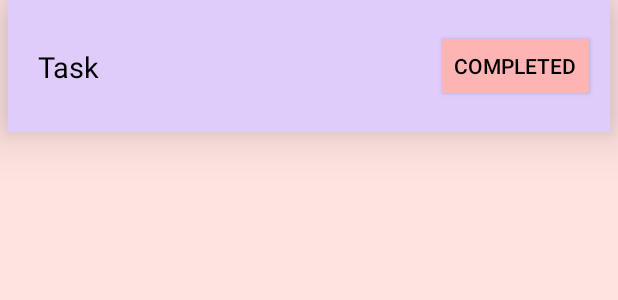
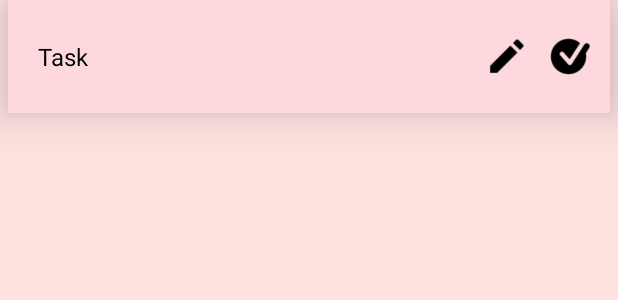
Before and after one commit to shruti10951/PRODIGY_AD_02, an Android app: the layout task_rv.xml on its own in the app's theme, with its tools: preview values and no code run, on a phone screen of 412 x 824 dp. Shown: the top 300 px of the screen. Run offline under Robolectric (Android 15) with nearby library versions, the phone set to English and light mode, and no system bars.

Commit message:
Final Commit

```diff
--- a/app/src/main/java/com/example/todo/DashboardActivity.java
+++ b/app/src/main/java/com/example/todo/DashboardActivity.java
@@ -68,7 +68,7 @@ public class DashboardActivity extends AppCompatActivity {
                                 sqLiteDatabase.insert("todo", null, contentValues);
                                 sqLiteDatabase.close();
                                 updateList();
-                                Toast.makeText(DashboardActivity.this, "Text: " + input, Toast.LENGTH_SHORT).show();
+                                Toast.makeText(DashboardActivity.this, "Task Added!", Toast.LENGTH_SHORT).show();
                                 alertDialog.dismiss();
                             }catch (Exception e){
                                 Toast.makeText(DashboardActivity.this, e.getMessage(), Toast.LENGTH_SHORT).show();
--- a/app/src/main/res/layout/task_rv.xml
+++ b/app/src/main/res/layout/task_rv.xml
@@ -16,8 +16,8 @@
         android:layout_width="wrap_content"
         android:layout_height="wrap_content"
         android:text="Task"
-        android:textSize="19sp"
-        android:maxWidth="250dp"
+        android:textSize="16sp"
+        android:maxWidth="220dp"
         android:background="?attr/cardBackgroundColor"
         android:layout_marginTop="10dp"
         android:layout_marginStart="20dp"
@@ -27,11 +27,28 @@
         app:layout_constraintHorizontal_bias="0.5"
         app:layout_constraintStart_toStartOf="parent" />
 
-    <androidx.appcompat.widget.AppCompatButton
+    <ImageButton
+        android:id="@+id/edit_btn"
+        android:layout_width="28dp"
+        android:layout_height="28dp"
+        android:src="@drawable/edit"
+        android:background="?attr/cardBackgroundColor"
+        android:scaleType="centerCrop"
+        android:textColor="@color/black"
+        android:layout_marginEnd="10dp"
+        android:layout_marginBottom="10dp"
+        android:layout_marginTop="10dp"
+        app:layout_constraintBottom_toBottomOf="parent"
+        app:layout_constraintTop_toTopOf="parent"
+        app:layout_constraintEnd_toStartOf="@id/completed_btn"/>
+
+    <ImageButton
         android:id="@+id/completed_btn"
-        android:layout_width="wrap_content"
-        android:layout_height="wrap_content"
-        android:text="Completed"
+        android:layout_width="35dp"
+        android:layout_height="35dp"
+        android:src="@drawable/done"
+        android:background="?attr/cardBackgroundColor"
+        android:scaleType="centerCrop"
         android:textColor="@color/black"
         android:layout_marginEnd="10dp"
         android:layout_marginBottom="10dp"
--- a/app/src/main/res/values/colors.xml
+++ b/app/src/main/res/values/colors.xml
@@ -5,5 +5,5 @@
     <color name="pink">#FFE3E1</color>
     <color name="pink2">#FFB4B4</color>
     <color name="grey">#292929</color>
-    <color name="purple">#DFCCFB</color>
+    <color name="purple">#FDD9DE</color>
 </resources>
```
Also changed, not shown: app/src/main/java/com/example/todo/TaskAdapter.java (+59 -4 lines), app/src/main/res/drawable-night/done.png (added), app/src/main/res/drawable-night/edit.png (added), app/src/main/res/drawable/done.png (added), app/src/main/res/drawable/edit.png (added).
